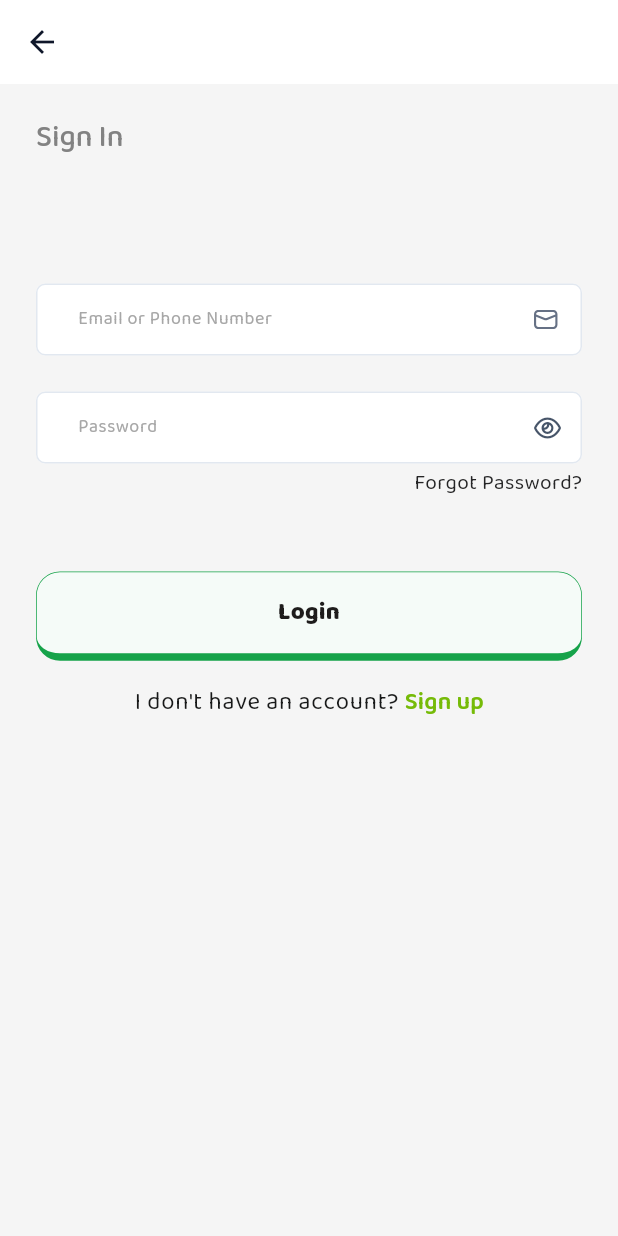
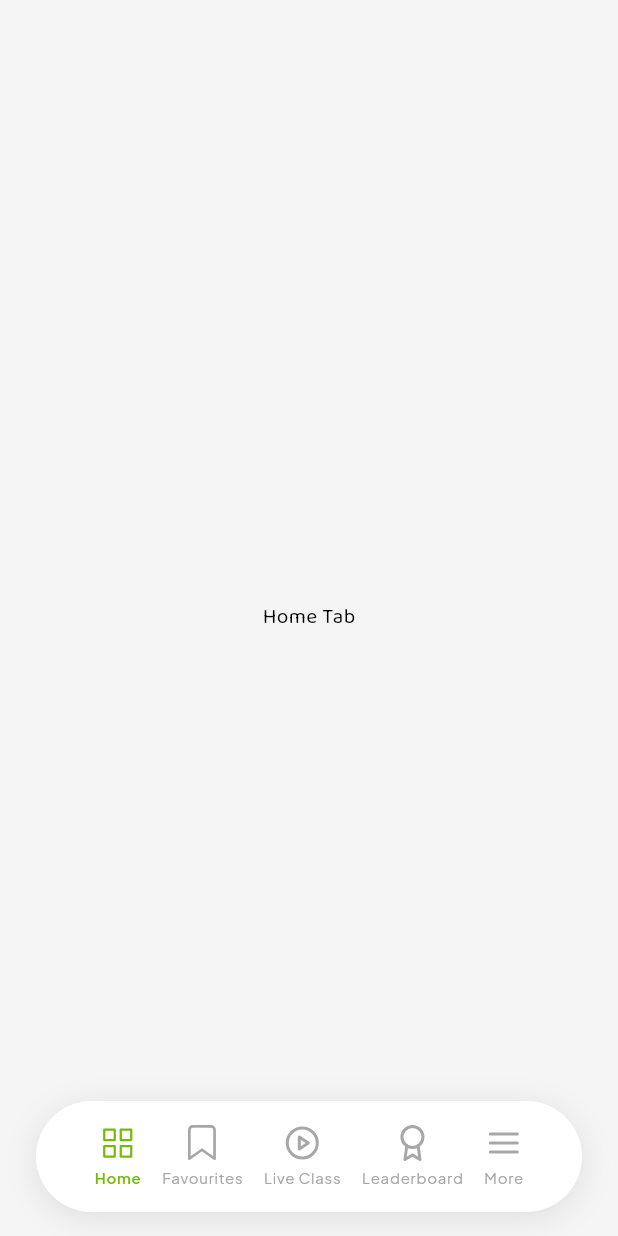
Before and after one commit to teesas-engineering/teesas-app-v2, a Flutter app: the LoginScreen screen opened by its route, after a tap on "Forgot Password?", on a phone screen of 412 x 824 dp. Run offline on Flutter 3.47's test engine with Material 3 defaults, Android fonts, the phone set to English and light mode, and no system bars; our stand-ins replace device_info_plus, dio, firebase_core, flutter_dotenv, flutter_mobx, flutter_secure_storage and 11 more; accounts and stored records are empty; generated files the repository leaves out were written again; project files that could hold a hidden picture were left out.

Commit message:
feat: Implement home shell screen with navigation bar and More tab, updating login navigation to it.

```diff
--- /dev/null
+++ b/lib/app/home/presentation/screens/home_shell_screen.dart
@@ -0,0 +1,58 @@
+import 'package:flutter/material.dart';
+import 'package:flutter_mobx/flutter_mobx.dart';
+import 'package:provider/provider.dart';
+import '../../../../common/style_guide/colors.dart';
+import '../stores/home_store.dart';
+import '../widgets/home_navigation_bar.dart';
+
+import 'more_tab.dart';
+
+class HomeShellScreen extends StatelessWidget {
+  const HomeShellScreen({super.key});
+
+  @override
+  Widget build(BuildContext context) {
+    return Provider<HomeStore>(
+      create: (_) => HomeStore(),
+      dispose: (_, store) => store.dispose(),
+      child: const _HomeContent(),
+    );
+  }
+}
+
+class _HomeContent extends StatelessWidget {
+  const _HomeContent();
+
+  @override
+  Widget build(BuildContext context) {
+    final store = Provider.of<HomeStore>(context);
+
+    return Scaffold(
+      extendBody: true,
+      backgroundColor: AppColors.bgPrimary,
+      body: Observer(
+        builder: (_) {
+          return IndexedStack(
+            index: store.currentIndex,
+            children: const [
+              // Placeholder contents for now
+              Center(child: Text('Home Tab')),
+              Center(child: Text('Favourites Tab')),
+              Center(child: Text('Live Class Tab')),
+              Center(child: Text('Leaderboard Tab')),
+              MoreTab(),
+            ],
+          );
+        },
+      ),
+      bottomNavigationBar: Observer(
+        builder: (_) {
+          return HomeNavigationBar(
+            currentIndex: store.currentIndex,
+            onIndexChanged: store.setIndex,
+          );
+        },
+      ),
+    );
+  }
+}
--- /dev/null
+++ b/lib/app/home/presentation/screens/more_tab.dart
@@ -0,0 +1,204 @@
+import 'package:flutter/material.dart';
+import 'package:flutter_svg/svg.dart';
+import '../../../../common/dimens/app_dimens.dart';
+import '../../../../common/extensions/num_extension.dart';
+import '../../../../common/style_guide/colors.dart';
+import '../../../../common/style_guide/style_guide.dart';
+import '../../../_shared/widgets/app_card.dart';
+import '../../../_shared/widgets/top_stats_header.dart';
+
+class MoreTab extends StatelessWidget {
+  const MoreTab({super.key});
+
+  @override
+  Widget build(BuildContext context) {
+    return Scaffold(
+      backgroundColor: AppColors.bgPrimary,
+      appBar: const TopStatsHeader(),
+      body: SafeArea(
+        child: SingleChildScrollView(
+          padding: const EdgeInsets.symmetric(horizontal: Dimens.pagePadding),
+          child: Column(
+            children: [
+              24.height,
+              const _ProfileSection(),
+              24.height,
+              _MenuItem(
+                icon: AppAssets.icAccounts,
+                title: 'Manage Accounts',
+                onTap: () {},
+              ),
+              _MenuItem(
+                icon: AppAssets.icReferAndEarn,
+                title: 'Refer & Earn',
+                onTap: () {},
+              ),
+              _MenuItem(
+                icon: AppAssets.icSubscriptions,
+                title: 'Subscriptions',
+                onTap: () {},
+              ),
+              _MenuItem(
+                icon: AppAssets.icTeesasPortal,
+                title: 'Teesas Portal',
+                iconColor: AppColors.iconsInfo,
+                onTap: () {},
+              ),
+              _MenuItem(
+                icon: AppAssets.icDownloads,
+                title: 'Downloaded Video',
+                iconColor: AppColors.textSecondary,
+                onTap: () {},
+              ),
+              _MenuItem(
+                icon: AppAssets.icPerformanceReport,
+                title: 'Performance Reports',
+                onTap: () {},
+              ),
+              _MenuItem(
+                icon: AppAssets.icShare,
+                title: 'Share The App',
+                onTap: () {},
+              ),
+              8.height,
+              const Divider(height: 1, color: AppColors.dividerColor),
+              16.height,
+              _MenuItem(
+                icon: AppAssets.icSettings,
+                title: 'Settings',
+                onTap: () {},
+              ),
+              _MenuItem(
+                icon: AppAssets.icLogout,
+                title: 'Log Out',
+                onTap: () {},
+              ),
+              100.height, // Bottom padding for nav bar
+            ],
+          ),
+        ),
+      ),
+    );
+  }
+}
+
+class _ProfileSection extends StatelessWidget {
+  const _ProfileSection();
+
+  @override
+  Widget build(BuildContext context) {
+    return Column(
+      children: [
+        Row(
+          children: [
+            const CircleAvatar(
+              radius: 22,
+              backgroundImage: NetworkImage(
+                'https://i.pravatar.cc/150?u=a042581f4e29026704d',
+              ),
+            ),
+            24.width,
+            Column(
+              crossAxisAlignment: CrossAxisAlignment.start,
+              children: [
+                Text(
+                  'James Omokewe',
+                  style: AppTypography.titleSmall.copyWith(
+                    fontWeight: FontWeight.bold,
+                    color: AppColors.textPrimary,
+                  ),
+                ),
+                4.height,
+                Text(
+                  'Primary 1 Student',
+                  style: AppTypography.bodySmall.copyWith(
+                    fontSize: 14,
+                    color: AppColors.textSecondary,
+                  ),
+                ),
+              ],
+            ),
+          ],
+        ),
+        const SizedBox(height: 16),
+        SizedBox(
+          width: double.infinity,
+          child: ElevatedButton(
+            onPressed: () {},
+            style: ElevatedButton.styleFrom(
+              backgroundColor: AppColors.bgBrandSecondaryLight,
+              elevation: 0,
+              padding: const EdgeInsets.symmetric(vertical: 12),
+              shape: RoundedRectangleBorder(
+                borderRadius: BorderRadius.circular(12),
+              ),
+            ),
+            child: Text(
+              'View Profile',
+              style: AppTypography.bodyMedium.copyWith(
+                color: AppColors.textBrand,
+              ),
+            ),
+          ),
+        ),
+        16.height,
+        const Divider(height: 1, color: AppColors.dividerColor),
+      ],
+    );
+  }
+}
+
+class _MenuItem extends StatelessWidget {
+  const _MenuItem({
+    required this.icon,
+    required this.title,
+    required this.onTap,
+    this.iconColor,
+  });
+
+  final String icon;
+  final String title;
+  final Color? iconColor;
+  final VoidCallback onTap;
+
+  @override
+  Widget build(BuildContext context) {
+    return Padding(
+      padding: const EdgeInsets.only(bottom: 12),
+      child: GestureDetector(
+        onTap: onTap,
+        child: AppCard.tertiary(
+          backgroundColor: AppColors.white,
+          child: Row(
+            children: [
+              SvgPicture.asset(
+                icon,
+                colorFilter: iconColor == null
+                    ? null
+                    : ColorFilter.mode(iconColor!, BlendMode.srcIn),
+                height: 16,
+                width: 16,
+              ),
+              12.width,
+              Expanded(
+                child: Text(
+                  title,
+                  style: const TextStyle(
+                    fontSize: 16,
+                    fontWeight: FontWeight.w500,
+                    color: AppColors.textPrimary,
+                  ),
+                ),
+              ),
+              const Icon(
+                Icons.arrow_forward_ios,
+                size: 16,
+                color: AppColors.textSecondary,
+              ),
+            ],
+          ),
+        ),
+      ),
+    );
+  }
+}
--- /dev/null
+++ b/lib/app/home/presentation/stores/home_store.dart
@@ -0,0 +1,18 @@
+import 'package:mobx/mobx.dart';
+
+part 'home_store.g.dart';
+
+class HomeStore = _HomeStore with _$HomeStore;
+
+abstract class _HomeStore with Store {
+  @observable
+  int currentIndex = 0;
+
+  @action
+  void setIndex(int index) {
+    currentIndex = index;
+  }
+
+  @action
+  void dispose() {}
+}
--- /dev/null
+++ b/lib/app/home/presentation/widgets/home_navigation_bar.dart
@@ -0,0 +1,133 @@
+import 'dart:io';
+
+import 'package:flutter/material.dart';
+import 'package:flutter_svg/svg.dart';
+import '../../../../common/style_guide/colors.dart';
+import '../../../../common/style_guide/style_guide.dart';
+
+class HomeNavigationBar extends StatelessWidget {
+  const HomeNavigationBar({
+    required this.currentIndex,
+    required this.onIndexChanged,
+    super.key,
+  });
+
+  final int currentIndex;
+  final Function(int) onIndexChanged;
+
+  @override
+  Widget build(BuildContext context) {
+    return Container(
+      margin: EdgeInsets.only(
+        left: 24,
+        right: 24,
+        bottom:
+            MediaQuery.viewPaddingOf(context).bottom +
+            (Platform.isAndroid ? 16 : 0),
+      ),
+      decoration: BoxDecoration(
+        color: AppColors.bgSecondary,
+        borderRadius: BorderRadius.circular(50),
+        boxShadow: [
+          BoxShadow(
+            color: Colors.black.withValues(alpha: 0.08),
+            offset: const Offset(0, 4),
+            blurRadius: 16,
+            spreadRadius: 2,
+          ),
+        ],
+      ),
+      padding: const EdgeInsets.symmetric(vertical: 16, horizontal: 32),
+      child: Row(
+        mainAxisAlignment: MainAxisAlignment.spaceAround,
+        children: [
+          _NavItem(
+            index: 0,
+            label: 'Home',
+            icon: AppAssets.icHome,
+            currentIndex: currentIndex,
+            onTap: onIndexChanged,
+          ),
+          _NavItem(
+            index: 1,
+            label: 'Favourites',
+            icon: AppAssets.icFavorites,
+            currentIndex: currentIndex,
+            onTap: onIndexChanged,
+          ),
+          _NavItem(
+            index: 2,
+            label: 'Live Class',
+            icon: AppAssets.icLiveClass,
+            currentIndex: currentIndex,
+            onTap: onIndexChanged,
+          ),
+          _NavItem(
+            index: 3,
+            label: 'Leaderboard',
+            icon: AppAssets.icLeaderboard,
+            currentIndex: currentIndex,
+            onTap: onIndexChanged,
+          ),
+          _NavItem(
+            index: 4,
+            label: 'More',
+            icon: AppAssets.icMore,
+            currentIndex: currentIndex,
+            onTap: onIndexChanged,
+          ),
+        ],
+      ),
+    );
+  }
+}
+
+class _NavItem extends StatelessWidget {
+  const _NavItem({
+    required this.index,
+    required this.label,
+    required this.icon,
+    required this.currentIndex,
+    required this.onTap,
+  });
+  final int index;
+  final String label;
+  final String icon;
+  final int currentIndex;
+  final Function(int) onTap;
+
+  @override
+  Widget build(BuildContext context) {
+    final isSelected = currentIndex == index;
+    final color = isSelected ? AppColors.textBrand : AppColors.textTertiary;
+
+    return GestureDetector(
+      onTap: () => onTap(index),
+      behavior: HitTestBehavior.opaque,
+      child: Container(
+        padding: const EdgeInsets.symmetric(horizontal: 4),
+        child: Column(
+          mainAxisSize: MainAxisSize.min,
+          children: [
+            SvgPicture.asset(
+              icon,
+              colorFilter: ColorFilter.mode(color, BlendMode.srcIn),
+              width: 24,
+              height: 24,
+            ),
+            const SizedBox(height: 4),
+            Text(
+              label,
+              style: AppTypography.labelSmall.copyWith(
+                color: color,
+                fontSize: 10,
+                fontWeight: isSelected ? FontWeight.w600 : FontWeight.w400,
+                fontFamily: AppTypography.fontFamilyUISecondary,
+              ),
+            ),
+          ],
+        ),
+      ),
+    );
+  }
+}
--- a/lib/app/signin/presentation/screens/login_screen.dart
+++ b/lib/app/signin/presentation/screens/login_screen.dart
@@ -11,7 +11,6 @@ import '../../../_shared/widgets/app_bar.dart';
 import '../../../_shared/widgets/app_button.dart';
 import '../../../_shared/widgets/password_input_field.dart';
 import '../../../_shared/widgets/phone_email_input_field.dart';
-import '../../../onboarding/presentation/widgets/footer.dart';
 
 class LoginScreen extends StatelessWidget {
   const LoginScreen({super.key});
@@ -47,7 +46,11 @@ class LoginScreen extends StatelessWidget {
                         splashColor: AppColors.borderBrandLargeLight.withValues(
                           alpha: .5,
                         ),
-                        onTap: () {},
+                        onTap: () {
+                          context.read<RouteHelper>().showHomeShell(
+                            replace: true,
+                          );
+                        },
                         child: Padding(
                           padding: const EdgeInsets.only(left: 5),
                           child: Text(
@@ -60,7 +63,14 @@ class LoginScreen extends StatelessWidget {
                       ),
                     ),
                     48.height,
-                    AppButton(text: 'Login', onPressed: () async {}),
+                    AppButton(
+                      text: 'Login',
+                      onPressed: () async {
+                        context.read<RouteHelper>().showHomeShell(
+                          replace: true,
+                        );
+                      },
+                    ),
                     16.height,
                     Center(
                       child: Text.rich(
--- a/lib/router/main_router.dart
+++ b/lib/router/main_router.dart
@@ -1,8 +1,10 @@
 import 'package:go_router/go_router.dart';
 import 'package:injectable/injectable.dart';
-import 'app_router_wrapper.dart';
+
+import '../app/home/presentation/screens/home_shell_screen.dart';
 import '../app/onboarding/presentation/screens/onboarding_root.dart';
 import '../app/signin/presentation/screens/login_screen.dart';
+import 'app_router_wrapper.dart';
 
 @singleton
 class MainRouter {
@@ -17,6 +19,7 @@ class MainRouter {
   static const String onboardingScreen = '/onboarding';
   static const String onboardingRoot = '/onboarding-root';
   static const String learning = '/learning';
+  static const String homeShell = '/home-shell';
 
   GoRouter get router => _router;
 
@@ -39,6 +42,11 @@ class MainRouter {
         name: loginScreen,
         builder: (context, state) => const LoginScreen(),
       ),
+      GoRoute(
+        path: homeShell,
+        name: homeShell,
+        builder: (context, state) => const HomeShellScreen(),
+      ),
     ],
   );
 }
--- a/lib/router/route_helper.dart
+++ b/lib/router/route_helper.dart
@@ -1,3 +1,5 @@
+import 'dart:async';
+
 import 'package:flutter/material.dart';
 import 'package:injectable/injectable.dart';
 
@@ -34,6 +36,14 @@ class RouteHelper {
     }
   }
 
+  void showHomeShell({bool replace = false}) {
+    if (replace) {
+      unawaited(mainRouter.router.replaceNamed(MainRouter.homeShell));
+    } else {
+      unawaited(mainRouter.router.pushNamed(MainRouter.homeShell));
+    }
+  }
+
   OverlayEntry showOverlay(Widget child, BuildContext context) {
     final overlay = OverlayEntry(builder: (context) => child);
     final navigator = Navigator.of(context);
```
Also changed, not shown: lib/app/home/presentation/stores/home_store.g.dart (added), lib/app/onboarding/presentation/stores/onboarding_store.g.dart, lib/dependency_manager/injectable.config.dart.
